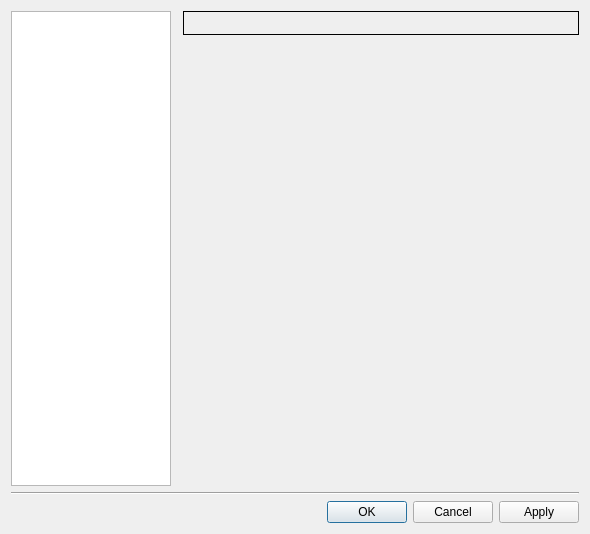
GNS3/gns3-gui, file gns3/ui/preferences_dialog.ui: the form before one commit.
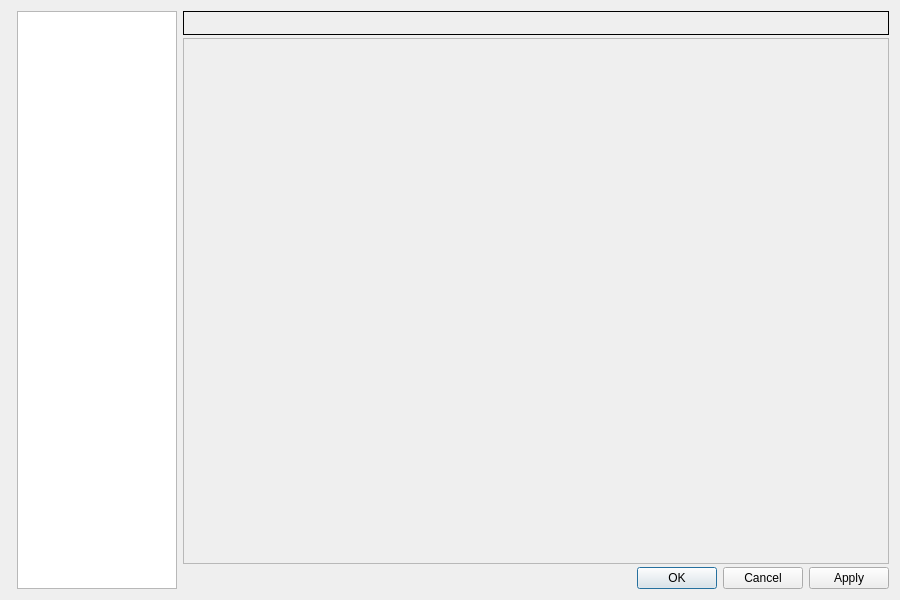
The form after the commit.

Commit message:
Preferences dialog resize
* add a scrollbar if preferences height is too big
* set a dynamics max size depending of the screen

Fix #844

```diff
--- a/gns3/ui/preferences_dialog.ui
+++ b/gns3/ui/preferences_dialog.ui
@@ -6,37 +6,40 @@
    <rect>
     <x>0</x>
     <y>0</y>
-    <width>590</width>
-    <height>534</height>
+    <width>900</width>
+    <height>600</height>
    </rect>
   </property>
   <property name="sizePolicy">
-   <sizepolicy hsizetype="Expanding" vsizetype="Expanding">
+   <sizepolicy hsizetype="Fixed" vsizetype="Fixed">
     <horstretch>2</horstretch>
     <verstretch>2</verstretch>
    </sizepolicy>
   </property>
+  <property name="maximumSize">
+   <size>
+    <width>900</width>
+    <height>600</height>
+   </size>
+  </property>
   <property name="windowTitle">
    <string>Preferences</string>
   </property>
+  <property name="sizeGripEnabled">
+   <bool>false</bool>
+  </property>
   <property name="modal">
    <bool>true</bool>
   </property>
-  <layout class="QGridLayout">
-   <item row="2" column="1" colspan="2">
-    <widget class="QDialogButtonBox" name="uiButtonBox">
+  <layout class="QHBoxLayout" name="horizontalLayout">
+   <item>
+    <widget class="Line" name="uiLine">
      <property name="orientation">
       <enum>Qt::Horizontal</enum>
      </property>
-     <property name="standardButtons">
-      <set>QDialogButtonBox::Apply|QDialogButtonBox::Cancel|QDialogButtonBox::Ok</set>
-     </property>
-     <property name="centerButtons">
-      <bool>false</bool>
-     </property>
     </widget>
    </item>
-   <item row="0" column="0">
+   <item>
     <widget class="QTreeWidget" name="uiTreeWidget">
      <property name="sizePolicy">
       <sizepolicy hsizetype="Fixed" vsizetype="Expanding">
@@ -70,15 +73,8 @@
      </column>
     </widget>
    </item>
-   <item row="1" column="0" colspan="3">
-    <widget class="Line" name="uiLine">
-     <property name="orientation">
-      <enum>Qt::Horizontal</enum>
-     </property>
-    </widget>
-   </item>
-   <item row="0" column="2">
-    <layout class="QVBoxLayout">
+   <item>
+    <layout class="QVBoxLayout" name="vbox">
      <property name="spacing">
       <number>3</number>
      </property>
@@ -104,14 +100,50 @@
       </widget>
      </item>
      <item>
-      <widget class="QStackedWidget" name="uiStackedWidget">
-       <property name="sizePolicy">
-        <sizepolicy hsizetype="Expanding" vsizetype="MinimumExpanding">
-         <horstretch>1</horstretch>
-         <verstretch>1</verstretch>
-        </sizepolicy>
+      <widget class="QScrollArea" name="scrollArea">
+       <property name="widgetResizable">
+        <bool>true</bool>
        </property>
-       <widget class="QWidget" name="uiPageWidget"/>
+       <widget class="QWidget" name="scrollAreaWidgetContents_2">
+        <property name="geometry">
+         <rect>
+          <x>0</x>
+          <y>0</y>
+          <width>680</width>
+          <height>519</height>
+         </rect>
+        </property>
+        <layout class="QVBoxLayout" name="verticalLayout">
+         <item>
+          <widget class="QStackedWidget" name="uiStackedWidget">
+           <property name="sizePolicy">
+            <sizepolicy hsizetype="Expanding" vsizetype="MinimumExpanding">
+             <horstretch>1</horstretch>
+             <verstretch>1</verstretch>
+            </sizepolicy>
+           </property>
+           <widget class="QWidget" name="uiPageWidget"/>
+          </widget>
+         </item>
+        </layout>
+        <zorder>uiButtonBox</zorder>
+        <zorder>uiTitleLabel</zorder>
+        <zorder>uiStackedWidget</zorder>
+        <zorder>uiStackedWidget</zorder>
+       </widget>
+      </widget>
+     </item>
+     <item>
+      <widget class="QDialogButtonBox" name="uiButtonBox">
+       <property name="orientation">
+        <enum>Qt::Horizontal</enum>
+       </property>
+       <property name="standardButtons">
+        <set>QDialogButtonBox::Apply|QDialogButtonBox::Cancel|QDialogButtonBox::Ok</set>
+       </property>
+       <property name="centerButtons">
+        <bool>false</bool>
+       </property>
       </widget>
      </item>
     </layout>
```
Left out of the diff: 38 changed lines with no effect on the pictures. The commit also changes 2 other files.
